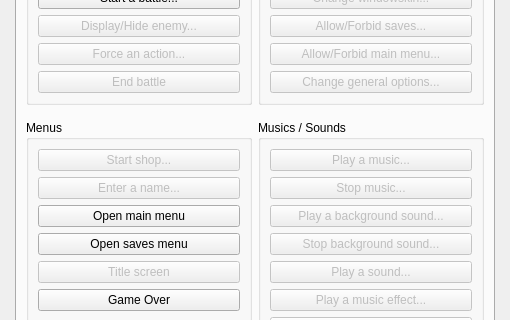
Old version of the form Dialogs/dialogcommands.ui in the repository RPG-Paper-Maker/RPG-Paper-Maker; both pictures show x 0 to 510 and y 87 to 407 of the 510 by 581 pixel window.
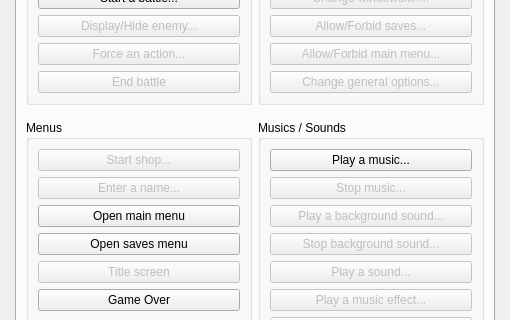
New version of the form.

Patch:
```diff
--- a/Dialogs/dialogcommands.ui
+++ b/Dialogs/dialogcommands.ui
@@ -916,7 +916,7 @@
                 <item>
                  <widget class="QPushButton" name="pushButtonPlayMusic">
                   <property name="enabled">
-                   <bool>false</bool>
+                   <bool>true</bool>
                   </property>
                   <property name="text">
                    <string>Play a music...</string>
```
